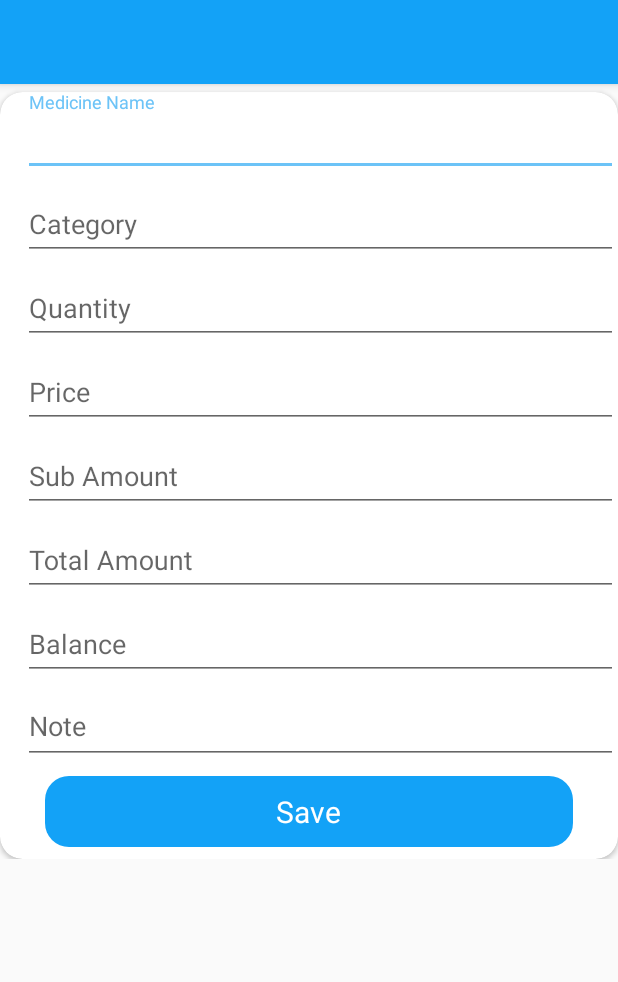
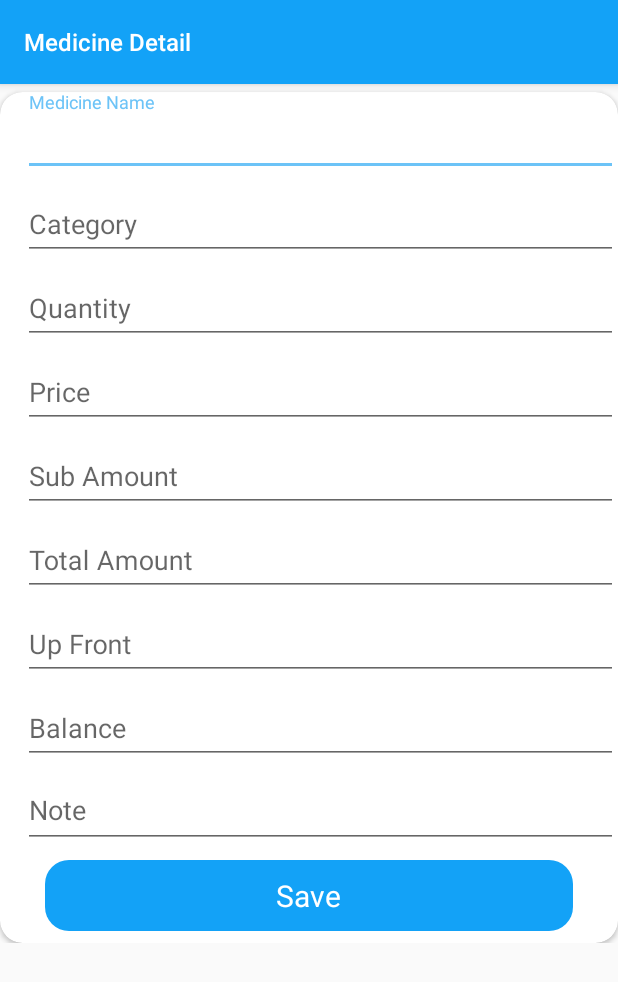
Before and after one commit to hlamyatthuzarnwe/Pharmacy, an Android app: the SaleMedicineDetailInformationActivity screen opened directly, with no data from a screen before it, on a phone screen of 412 x 824 dp. Shown: the top 982 px of the screen. Run offline under Robolectric (Android 15) with nearby library versions, the phone set to English and light mode, and no system bars; our stand-ins replace ButterKnife; libraries missing offline, so code that uses them is left out: io.realm; 1 statement that could not run was skipped.

Commit message:
03/07/2019 first commit

```diff
--- a/app/src/main/java/com/example/pharmacy/SaleMedicineDetailInformationActivity.java
+++ b/app/src/main/java/com/example/pharmacy/SaleMedicineDetailInformationActivity.java
@@ -1,15 +1,65 @@
 package com.example.pharmacy;
 
+import android.content.Context;
 import android.support.v7.app.AppCompatActivity;
 import android.os.Bundle;
+import android.support.v7.widget.Toolbar;
+import android.widget.EditText;
 
+import com.example.pharmacy.model.MedicineModel;
 import com.example.yy.R;
 
+import butterknife.BindView;
+import butterknife.ButterKnife;
+import io.realm.Realm;
+
 public class SaleMedicineDetailInformationActivity extends AppCompatActivity {
+
+    private static final String TAG = "SaleMedicineDetailInformationActivity";
+    private Realm realm;
+    private MedicineModel medicineModel;
+
+    @BindView(R.id.edtMedicineName_saleDetail)
+    EditText edtMedicineName_saleDetail;
+
+    @BindView(R.id.edtMedicineCategory_saleDetail)
+    EditText edtMedicineCategory_saleDetail;
+
+    @BindView(R.id.edtMedicineQty_saleDetail)
+    EditText edtMedicineQty_saleDetail;
+
+    @BindView(R.id.edtMedicineCostPrice_saleDetail)
+    EditText edtMedicineCostPrice_saleDetail;
+
+    @BindView(R.id.edtMedicineSubAmt_saleDetail)
+    EditText edtMedicineSubAmt_saleDetail;
+
+    @BindView(R.id.edtMedicineTotalAmt_saleDetail)
+    EditText edtMedicineTotalAmt_saleDetail;
+
+    @BindView(R.id.edtMedicineUpFront_saleDetail)
+    EditText edtMedicineUpFront_saleDetail;
+
+    @BindView(R.id.edtMedicineBalance_saleDetail)
+    EditText edtMedicineBalance_saleDetail;
+
+    @BindView(R.id.edtSaleNote_saleDetail)
+    EditText edtSaleNote_saleDetail;
+
+    private Toolbar toolbar;
+    private Context context;
 
     @Override
     protected void onCreate(Bundle savedInstanceState) {
         super.onCreate(savedInstanceState);
         setContentView(R.layout.activity_sale_medicine_detail_information);
+
+        ButterKnife.bind(this);
+        realm = Realm.getDefaultInstance();
+        medicineModel = (MedicineModel)getIntent().getParcelableExtra("MedicineModel");
+
+        toolbar = (Toolbar) findViewById(R.id.toolbar);
+        toolbar.setTitle("Medicine Detail ");
+        setSupportActionBar(toolbar);
     }
 }
--- /dev/null
+++ b/app/src/main/java/com/example/pharmacy/model/SaleMedicineDetailModel.java
@@ -0,0 +1,32 @@
+package com.example.pharmacy.model;
+
+import android.os.Parcel;
+import android.os.Parcelable;
+
+import io.realm.RealmObject;
+
+public class SaleMedicineDetailModel extends RealmObject implements Parcelable {
+    protected SaleMedicineDetailModel(Parcel in) {
+    }
+
+    public static final Creator<SaleMedicineDetailModel> CREATOR = new Creator<SaleMedicineDetailModel>() {
+        @Override
+        public SaleMedicineDetailModel createFromParcel(Parcel in) {
+            return new SaleMedicineDetailModel(in);
+        }
+
+        @Override
+        public SaleMedicineDetailModel[] newArray(int size) {
+            return new SaleMedicineDetailModel[size];
+        }
+    };
+
+    @Override
+    public int describeContents() {
+        return 0;
+    }
+
+    @Override
+    public void writeToParcel(Parcel dest, int flags) {
+    }
+}
--- a/app/src/main/res/layout/activity_sale_medicine_detail_information.xml
+++ b/app/src/main/res/layout/activity_sale_medicine_detail_information.xml
@@ -41,7 +41,7 @@
                         <EditText
                             android:hint="Medicine Name"
                             android:layout_marginLeft="15dp"
-                            android:id="@+id/edtMedicineName"
+                            android:id="@+id/edtMedicineName_saleDetail"
                             android:layout_width="match_parent"
                             android:layout_height="wrap_content"
                             android:layout_weight="1"/>
@@ -53,7 +53,7 @@
                        <EditText
                            android:hint="Category"
                            android:layout_marginLeft="15dp"
-                           android:id="@+id/edtMedicineCategory"
+                           android:id="@+id/edtMedicineCategory_saleDetail"
                            android:layout_width="match_parent"
                            android:layout_height="wrap_content"
                            android:layout_weight="1"/>
@@ -64,7 +64,7 @@
                         android:layout_height="wrap_content">
                         <EditText
                             android:layout_marginLeft="15dp"
-                            android:id="@+id/edtMedicinePcQty"
+                            android:id="@+id/edtMedicineQty_saleDetail"
                             android:layout_width="match_parent"
                             android:layout_height="wrap_content"
                             android:layout_weight="1"
@@ -77,7 +77,7 @@
                         android:layout_height="wrap_content">
                         <EditText
                             android:layout_marginLeft="15dp"
-                            android:id="@+id/edtMedicinePcCostPrice"
+                            android:id="@+id/edtMedicineCostPrice_saleDetail"
                             android:hint="Price"
                             android:layout_weight="1"
                             android:inputType="number"
@@ -90,7 +90,7 @@
                         android:layout_height="wrap_content">
                         <EditText
                             android:layout_marginLeft="15dp"
-                            android:id="@+id/edtMedicineSubAmt"
+                            android:id="@+id/edtMedicineSubAmt_saleDetail"
                             android:hint="Sub Amount"
                             android:layout_weight="1"
                             android:inputType="number"
@@ -103,7 +103,7 @@
                         android:layout_height="wrap_content">
                         <EditText
                             android:layout_marginLeft="15dp"
-                            android:id="@+id/edtMedicineTotalAmt"
+                            android:id="@+id/edtMedicineTotalAmt_saleDetail"
                             android:hint="Total Amount"
                             android:layout_weight="1"
                             android:inputType="number"
@@ -115,8 +115,21 @@
                         android:layout_width="match_parent"
                         android:layout_height="wrap_content">
                         <EditText
+                            android:id="@+id/edtMedicineUpFront_saleDetail"
+                            android:layout_width="match_parent"
+                            android:layout_height="wrap_content"
                             android:layout_marginLeft="15dp"
-                            android:id="@+id/edtMedicineBalance"
+                            android:hint="Up Front"
+                            android:inputType="number"
+                            android:layout_weight="1"/>
+                    </android.support.design.widget.TextInputLayout>
+
+                    <android.support.design.widget.TextInputLayout
+                        android:layout_width="match_parent"
+                        android:layout_height="wrap_content">
+                        <EditText
+                            android:layout_marginLeft="15dp"
+                            android:id="@+id/edtMedicineBalance_saleDetail"
                             android:hint="Balance"
                             android:layout_weight="1"
                             android:inputType="number"
@@ -131,7 +144,7 @@
                             android:layout_gravity="start"
                             android:hint="Note"
                             android:layout_marginLeft="15dp"
-                            android:id="@+id/edtCustomerNote"
+                            android:id="@+id/edtSaleNote_saleDetail"
                             android:layout_width="match_parent"
                             android:layout_height="wrap_content"
                             android:gravity="start"
```
